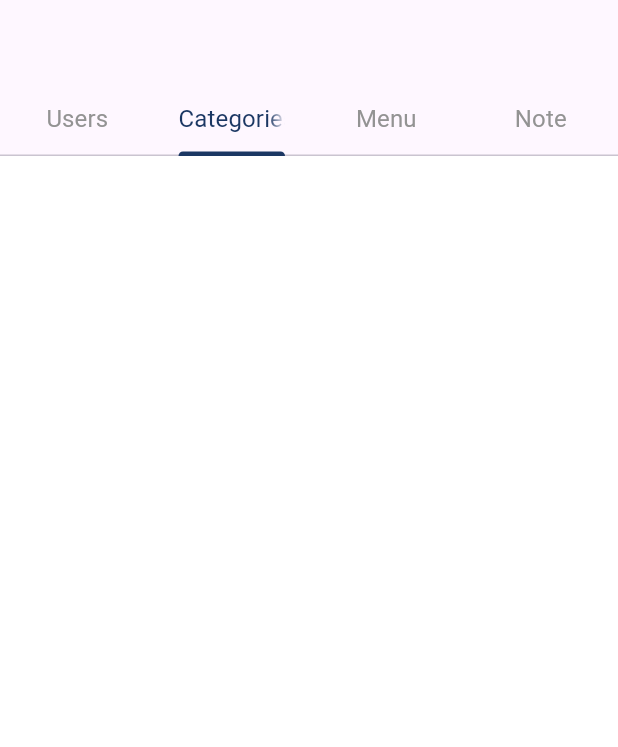
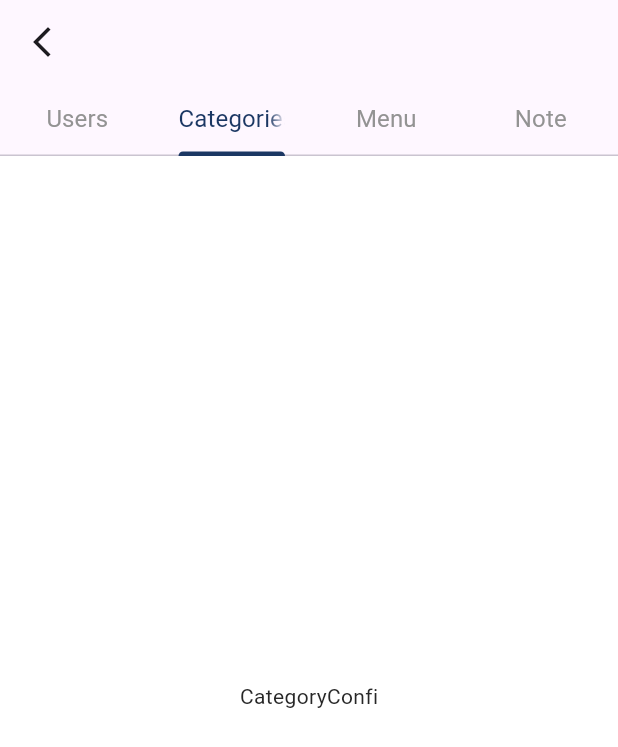
Before and after one commit to kooo12/Restaurant_POS, a Flutter app: the screen it shows after launch, on a phone screen of 412 x 824 dp. Shown: the top 747 px of the screen. Run offline on Flutter 3.47's test engine with Material 3 defaults, Android fonts, the light colour scheme and no system bars; our stand-ins replace get.

Commit message:
added body

```diff
--- a/lib/category_confi.dart
+++ b/lib/category_confi.dart
@@ -13,6 +13,7 @@ class CategoryConfigation extends StatelessWidget {
       length: 4,
       child: Scaffold(
         appBar: AppBar(
+          leading: IconButton(onPressed: (){}, icon: Icon(Icons.arrow_back_ios_new)),
           bottom: TabBar(
           indicatorColor: TpsColors.primary,
           unselectedLabelColor: TpsColors.darkGrey,
@@ -31,6 +32,12 @@ class CategoryConfigation extends StatelessWidget {
               text: 'Note',
             ),
           ],),),
+          body: const TabBarView(children: <Widget>[
+            Center(child: Text('UserScreen'),),
+            Center(child: Text('CategoryConfi'),),
+            Center(child: Text('Menu Screen'),),
+            Center(child: Text('Note Screen'),),
+          ]),
       ),
     );
   }
```
